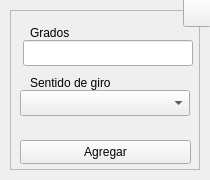
Raw0201/GCode2, file interfaces/ui_files/spindle_index.ui: the form before one commit.
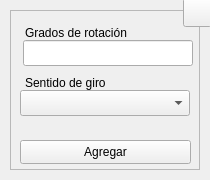
The form after the commit. Icons and pictures are not drawn.

Diff of the .ui file:
```diff
--- a/interfaces/ui_files/spindle_index.ui
+++ b/interfaces/ui_files/spindle_index.ui
@@ -2222,14 +2222,14 @@
      </property>
      <property name="geometry">
       <rect>
-       <x>20</x>
+       <x>15</x>
        <y>10</y>
-       <width>73</width>
+       <width>111</width>
        <height>26</height>
       </rect>
      </property>
      <property name="text">
-      <string>Grados</string>
+      <string>Grados de rotación</string>
      </property>
      <property name="buddy">
       <cstring>lbl_grd</cstring>
@@ -2303,9 +2303,9 @@
      </property>
      <property name="geometry">
       <rect>
-       <x>20</x>
+       <x>15</x>
        <y>60</y>
-       <width>111</width>
+       <width>91</width>
        <height>26</height>
       </rect>
      </property>
```
